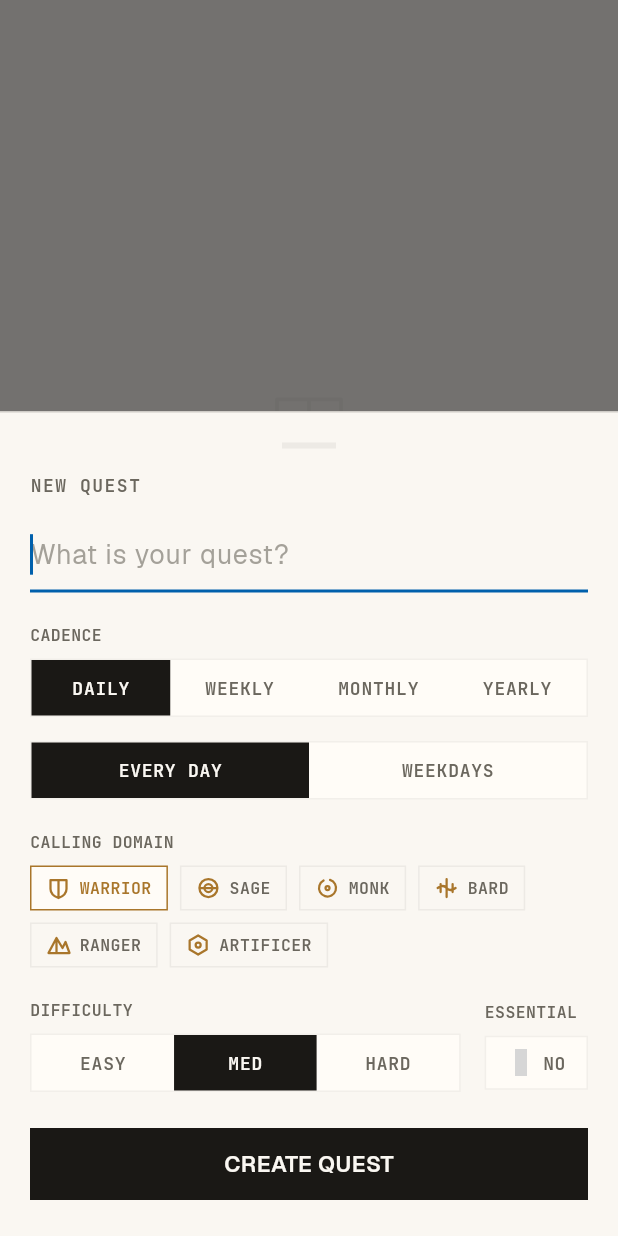
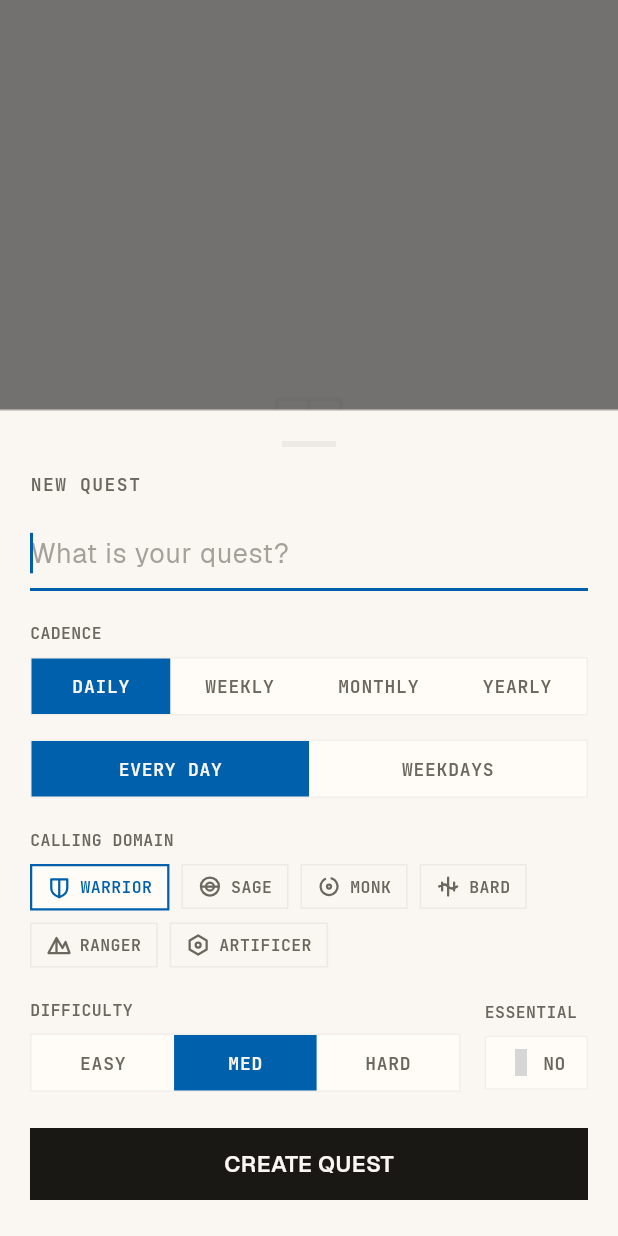
Before and after one commit to aman-sanin/Questlog, a Flutter app: the screen it shows after launch, item 2 of the bottom bar chosen, scrolled down 100 dp, on a phone screen of 412 x 824 dp. Run offline on Flutter 3.47's test engine with Material 3 defaults, Android fonts, the phone set to English and light mode, and no system bars; our stand-ins replace audioplayers, drift, file_picker, flutter_local_notifications, flutter_riverpod, go_router and 3 more; missing offline and left inert: home_widget; accounts and stored records are empty; generated files the repository leaves out were written again; grey boxes are pictures that could not be loaded.

Commit message:
style(theme): unify all completion surfaces, calling borders, and selection states with active theme accent

```diff
--- a/lib/ui/screens/onboarding_screen.dart
+++ b/lib/ui/screens/onboarding_screen.dart
@@ -205,7 +205,7 @@ class _OnboardingScreenState extends ConsumerState<OnboardingScreen> {
                       decoration: BoxDecoration(
                         color: isSelected ? tokens.tonal : Colors.transparent,
                         border: Border.all(
-                          color: isSelected ? tokens.hero : tokens.lineRule,
+                          color: isSelected ? tokens.accent : tokens.lineRule,
                           width: isSelected ? 1.5 : 1.0,
                         ),
                       ),
--- a/lib/ui/sheets/goal_editor_sheet.dart
+++ b/lib/ui/sheets/goal_editor_sheet.dart
@@ -145,7 +145,7 @@ class _GoalEditorSheetState extends ConsumerState<GoalEditorSheet> {
                     decoration: BoxDecoration(
                       color: isSelected ? tokens.tonal : Colors.transparent,
                       border: Border.all(
-                        color: isSelected ? tokens.hero : tokens.lineRule,
+                        color: isSelected ? tokens.accent : tokens.lineRule,
                         width: 1.5,
                       ),
                     ),
--- a/lib/ui/sheets/quest_editor_sheet.dart
+++ b/lib/ui/sheets/quest_editor_sheet.dart
@@ -356,21 +356,25 @@ class _QuestEditorSheetState extends ConsumerState<QuestEditorSheet> {
                     decoration: BoxDecoration(
                       color: isSelected ? tokens.tonal : Colors.transparent,
                       border: Border.all(
-                        color: isSelected ? tokens.hero : tokens.lineRule,
-                        width: 1,
+                        color: isSelected ? tokens.accent : tokens.lineRule,
+                        width: isSelected ? 1.5 : 1.0,
                       ),
                     ),
                     child: Row(
                       mainAxisSize: MainAxisSize.min,
                       children: [
-                        SigilWidget(domain: domain, size: 16),
+                        SigilWidget(
+                          domain: domain,
+                          size: 16,
+                          color: isSelected ? tokens.accent : tokens.textSecondary,
+                        ),
                         const SizedBox(width: 6),
                         Text(
                           domain.name.toUpperCase(),
                           style: tokens.monoText(
                             fontSize: 11,
                             fontWeight: FontWeight.w600,
-                            color: isSelected ? tokens.hero : tokens.textSecondary,
+                            color: isSelected ? tokens.accent : tokens.textSecondary,
                           ),
                         ),
                       ],
@@ -427,9 +431,9 @@ class _QuestEditorSheetState extends ConsumerState<QuestEditorSheet> {
                       child: Container(
                         padding: const EdgeInsets.symmetric(horizontal: 14, vertical: 8),
                         decoration: BoxDecoration(
-                          color: _essential ? tokens.hero.withOpacity(0.15) : tokens.tonal,
+                          color: _essential ? tokens.accent.withOpacity(0.15) : tokens.tonal,
                           border: Border.all(
-                            color: _essential ? tokens.hero : tokens.lineRule,
+                            color: _essential ? tokens.accent : tokens.lineRule,
                             width: 1,
                           ),
                         ),
@@ -439,7 +443,7 @@ class _QuestEditorSheetState extends ConsumerState<QuestEditorSheet> {
                             Icon(
                               _essential ? Symbols.star : Symbols.star_border,
                               size: 18,
-                              color: _essential ? tokens.hero : tokens.textSecondary,
+                              color: _essential ? tokens.accent : tokens.textSecondary,
                               fill: _essential ? 1.0 : 0.0,
                             ),
                             const SizedBox(width: 6),
@@ -448,7 +452,7 @@ class _QuestEditorSheetState extends ConsumerState<QuestEditorSheet> {
                               style: tokens.monoText(
                                 fontSize: 12,
                                 fontWeight: FontWeight.w600,
-                                color: _essential ? tokens.hero : tokens.textSecondary,
+                                color: _essential ? tokens.accent : tokens.textSecondary,
                               ),
                             ),
                           ],
--- a/lib/ui/theme/tokens.dart
+++ b/lib/ui/theme/tokens.dart
@@ -186,8 +186,8 @@ class AppTokens extends ThemeExtension<AppTokens> {
     final lineFull = textPrimary;
 
     final accent = getAccentColor(accentTheme, isDark);
-    final hero = isDark ? const Color(0xFFE0A458) : const Color(0xFFA9762B);
-    final heroText = isDark ? const Color(0xFFE0A458) : const Color(0xFF8A5A13);
+    final hero = accent; // Unified with active accent palette
+    final heroText = accent;
     final onSolid = isDark ? const Color(0xFF1A1815) : const Color(0xFFFAF7F2);
     final miss = isDark ? const Color(0xFFC25B52) : const Color(0xFFA34E46);
     final scrim = isDark ? const Color(0x33000000) : const Color(0x8C1A1815);
--- a/lib/ui/widgets/chips.dart
+++ b/lib/ui/widgets/chips.dart
@@ -67,7 +67,7 @@ class LevelChip extends StatelessWidget {
               height: 6,
               decoration: BoxDecoration(
                 shape: BoxShape.circle,
-                color: tokens.hero,
+                color: tokens.accent,
               ),
             ),
             const SizedBox(width: 6),
--- a/lib/ui/widgets/segmented_control.dart
+++ b/lib/ui/widgets/segmented_control.dart
@@ -44,7 +44,7 @@ class SegmentedControl<T> extends StatelessWidget {
                 duration: const Duration(milliseconds: 100),
                 padding: const EdgeInsets.symmetric(vertical: 10),
                 decoration: BoxDecoration(
-                  color: isSelected ? tokens.textPrimary : Colors.transparent,
+                  color: isSelected ? tokens.accent : Colors.transparent,
                 ),
                 alignment: Alignment.center,
                 child: Text(
--- a/lib/ui/widgets/sigil_widget.dart
+++ b/lib/ui/widgets/sigil_widget.dart
@@ -33,7 +33,7 @@ class SigilWidget extends StatelessWidget {
     } else if (mode == SigilMode.watermark) {
       strokeColor = tokens.textPrimary.withOpacity(0.04);
     } else {
-      strokeColor = tokens.hero;
+      strokeColor = tokens.accent;
     }
 
     return SizedBox(
--- a/lib/ui/widgets/weekday_toggles.dart
+++ b/lib/ui/widgets/weekday_toggles.dart
@@ -39,10 +39,10 @@ class WeekdayToggles extends StatelessWidget {
             width: 38,
             height: 38,
             decoration: BoxDecoration(
-              color: isSelected ? tokens.textPrimary : tokens.tonal,
+              color: isSelected ? tokens.accent : tokens.tonal,
               border: Border.all(
-                color: isSelected ? tokens.lineFull : tokens.lineRest,
-                width: 1,
+                color: isSelected ? tokens.accent : tokens.lineRest,
+                width: 1.5,
               ),
             ),
             alignment: Alignment.center,
```
Also changed, not shown: lib/ui/ceremonies/ceremonies.dart (+7 -8 lines), lib/ui/screens/profile_screen.dart (+4 -3 lines), lib/ui/widgets/radio_row.dart (+4 -4 lines), 1 other file.
